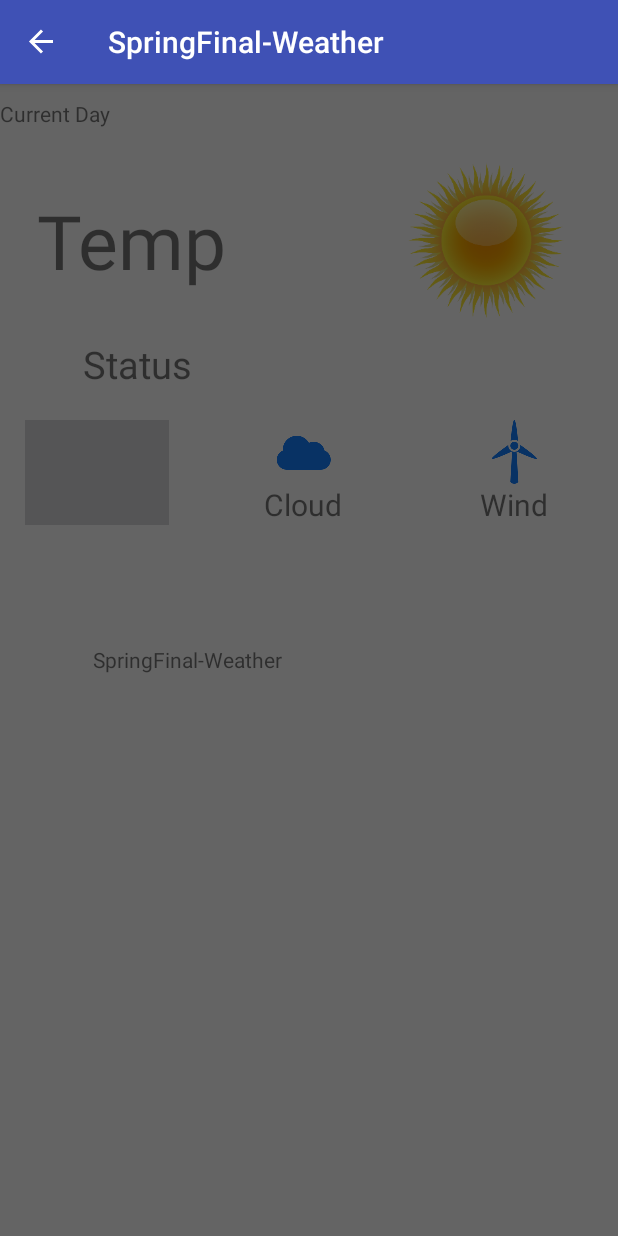
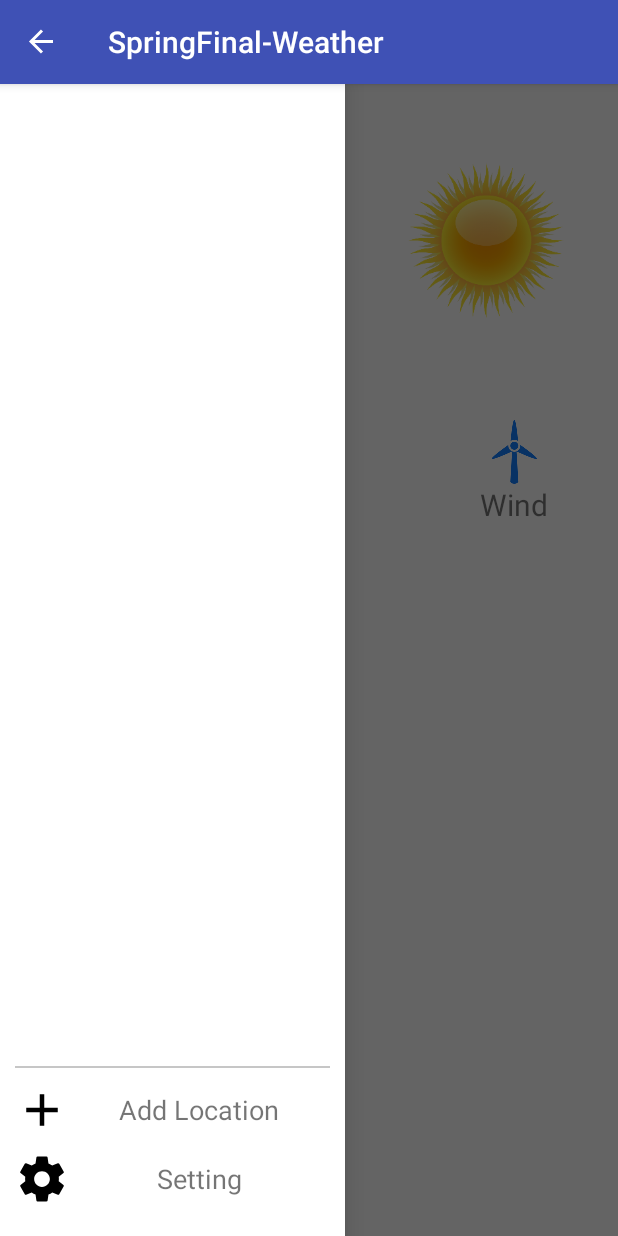
Before and after one commit to akaj-team/SpringFinal-Weather, an Android app: the MainActivity screen opened directly, with no data from a screen before it, with the side drawer open, on a phone screen of 412 x 824 dp. Run offline under Robolectric (Android 15) with nearby library versions, the phone set to English and light mode, and no system bars.

Commit message:
[Create] Navigation UI

```diff
--- /dev/null
+++ b/app/src/main/res/drawable/bg_tv_when_press.xml
@@ -0,0 +1,5 @@
+<?xml version="1.0" encoding="utf-8"?>
+<selector xmlns:android="http://schemas.android.com/apk/res/android">
+    <item android:drawable="@color/colorGray" android:state_pressed="true" />
+    <item android:drawable="@color/colorWhite" />
+</selector>
--- /dev/null
+++ b/app/src/main/res/drawable/ic_add_black_36dp.xml
@@ -0,0 +1,9 @@
+<vector xmlns:android="http://schemas.android.com/apk/res/android"
+        android:width="36dp"
+        android:height="36dp"
+        android:viewportWidth="24.0"
+        android:viewportHeight="24.0">
+    <path
+        android:fillColor="#FF000000"
+        android:pathData="M19,13h-6v6h-2v-6H5v-2h6V5h2v6h6v2z"/>
+</vector>
--- /dev/null
+++ b/app/src/main/res/drawable/ic_settings_black_36dp.xml
@@ -0,0 +1,9 @@
+<vector xmlns:android="http://schemas.android.com/apk/res/android"
+        android:width="36dp"
+        android:height="36dp"
+        android:viewportWidth="24.0"
+        android:viewportHeight="24.0">
+    <path
+        android:fillColor="#FF000000"
+        android:pathData="M19.43,12.98c0.04,-0.32 0.07,-0.64 0.07,-0.98s-0.03,-0.66 -0.07,-0.98l2.11,-1.65c0.19,-0.15 0.24,-0.42 0.12,-0.64l-2,-3.46c-0.12,-0.22 -0.39,-0.3 -0.61,-0.22l-2.49,1c-0.52,-0.4 -1.08,-0.73 -1.69,-0.98l-0.38,-2.65C14.46,2.18 14.25,2 14,2h-4c-0.25,0 -0.46,0.18 -0.49,0.42l-0.38,2.65c-0.61,0.25 -1.17,0.59 -1.69,0.98l-2.49,-1c-0.23,-0.09 -0.49,0 -0.61,0.22l-2,3.46c-0.13,0.22 -0.07,0.49 0.12,0.64l2.11,1.65c-0.04,0.32 -0.07,0.65 -0.07,0.98s0.03,0.66 0.07,0.98l-2.11,1.65c-0.19,0.15 -0.24,0.42 -0.12,0.64l2,3.46c0.12,0.22 0.39,0.3 0.61,0.22l2.49,-1c0.52,0.4 1.08,0.73 1.69,0.98l0.38,2.65c0.03,0.24 0.24,0.42 0.49,0.42h4c0.25,0 0.46,-0.18 0.49,-0.42l0.38,-2.65c0.61,-0.25 1.17,-0.59 1.69,-0.98l2.49,1c0.23,0.09 0.49,0 0.61,-0.22l2,-3.46c0.12,-0.22 0.07,-0.49 -0.12,-0.64l-2.11,-1.65zM12,15.5c-1.93,0 -3.5,-1.57 -3.5,-3.5s1.57,-3.5 3.5,-3.5 3.5,1.57 3.5,3.5 -1.57,3.5 -3.5,3.5z"/>
+</vector>
--- a/app/src/main/res/layout/activity_main.xml
+++ b/app/src/main/res/layout/activity_main.xml
@@ -103,17 +103,55 @@
         </RelativeLayout>
     </ScrollView>
 
-    <LinearLayout
+    <RelativeLayout
         android:id="@+id/lnDrawer"
-        android:layout_width="250dp"
+        android:layout_width="230dp"
         android:layout_height="match_parent"
-        android:layout_gravity="start">
+        android:layout_gravity="start"
+        android:background="@color/colorWhite"
+        android:padding="10dp">
+
+        <android.support.v7.widget.RecyclerView
+            android:id="@+id/recyclerViewLocation"
+            android:layout_width="match_parent"
+            android:layout_height="wrap_content"
+            android:layout_above="@+id/vLine"
+            android:layout_alignParentTop="true" />
+
+        <View
+            android:id="@+id/vLine"
+            android:layout_width="match_parent"
+            android:layout_height="1dp"
+            android:layout_above="@id/tvAddLocation"
+            android:background="@color/colorGray" />
 
         <TextView
+            android:id="@+id/tvAddLocation"
             android:layout_width="match_parent"
-            android:layout_height="match_parent"
+            android:layout_height="wrap_content"
+            android:layout_above="@+id/tvSetting"
+            android:layout_marginTop="10dp"
+            android:background="@drawable/bg_tv_when_press"
+            android:clickable="true"
+            android:drawableLeft="@drawable/ic_add_black_36dp"
+            android:focusable="true"
             android:gravity="center"
-            android:text="@string/app_name" />
-    </LinearLayout>
+            android:text="@string/add_location"
+            android:textSize="18sp" />
 
+        <TextView
+            android:id="@+id/tvSetting"
+            android:layout_width="match_parent"
+            android:layout_height="wrap_content"
+            android:layout_alignParentBottom="true"
+            android:layout_marginBottom="10dp"
+            android:layout_marginTop="10dp"
+            android:background="@drawable/bg_tv_when_press"
+            android:clickable="true"
+            android:drawableLeft="@drawable/ic_settings_black_36dp"
+            android:focusable="true"
+            android:gravity="center"
+            android:text="@string/setting"
+            android:textSize="18sp" />
+    </RelativeLayout>
 </android.support.v4.widget.DrawerLayout>
--- a/app/src/main/res/values/colors.xml
+++ b/app/src/main/res/values/colors.xml
@@ -3,4 +3,7 @@
     <color name="colorPrimary">#3F51B5</color>
     <color name="colorPrimaryDark">#303F9F</color>
     <color name="colorAccent">#FF4081</color>
+    <color name="colorWhite">#FFFFFF</color>
+    <color name="colorBlack">#000000</color>
+    <color name="colorGray">#c6c6c6</color>
 </resources>
--- a/app/src/main/res/values/strings.xml
+++ b/app/src/main/res/values/strings.xml
@@ -9,4 +9,6 @@
     <string name="next5days">Next 5 Days</string>
     <string name="open">Open</string>
     <string name="close">Close</string>
+    <string name="add_location">Add Location</string>
+    <string name="setting">Setting</string>
 </resources>
```
